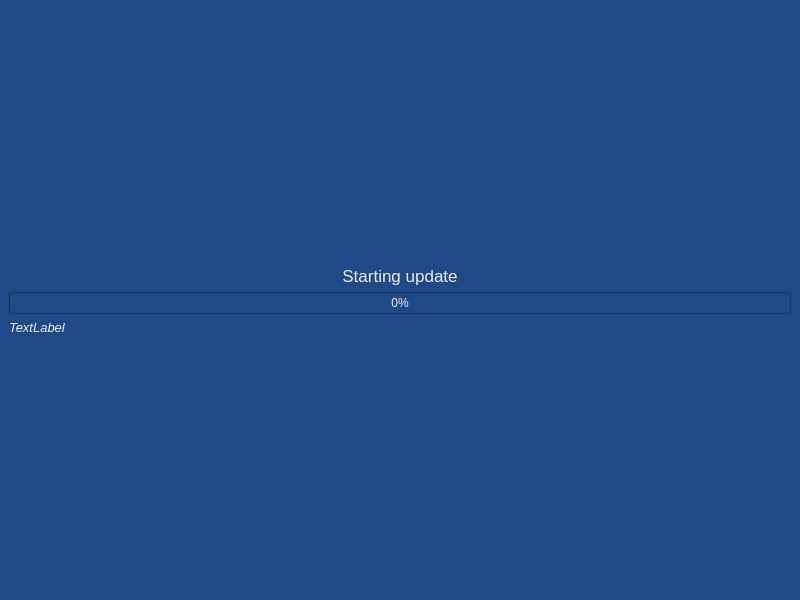
Before: the Qt Designer form mainwindow.ui in Micrified/swu, drawn with Qt 5.
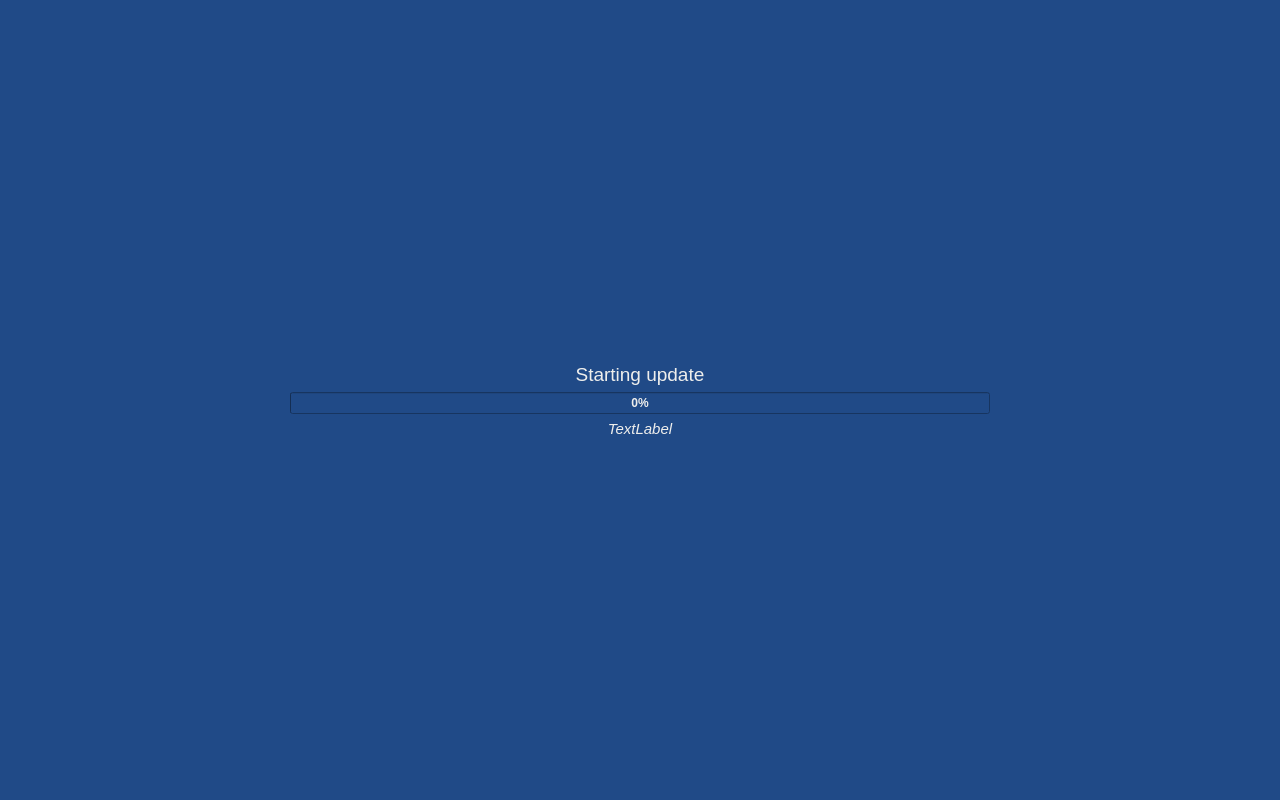
After: the same form once the commit is applied.

The edit to the form file:
```diff
--- a/mainwindow.ui
+++ b/mainwindow.ui
@@ -6,8 +6,8 @@
    <rect>
     <x>0</x>
     <y>0</y>
-    <width>800</width>
-    <height>600</height>
+    <width>1280</width>
+    <height>800</height>
    </rect>
   </property>
   <property name="palette">
@@ -232,7 +232,7 @@
       <property name="font">
        <font>
         <family>Ubuntu</family>
-        <pointsize>13</pointsize>
+        <pointsize>14</pointsize>
         <weight>50</weight>
         <bold>false</bold>
        </font>
@@ -245,8 +245,26 @@
       </property>
      </widget>
     </item>
-    <item>
+    <item alignment="Qt::AlignHCenter">
      <widget class="QProgressBar" name="progressBar">
+      <property name="minimumSize">
+       <size>
+        <width>700</width>
+        <height>0</height>
+       </size>
+      </property>
+      <property name="maximumSize">
+       <size>
+        <width>700</width>
+        <height>16777215</height>
+       </size>
+      </property>
+      <property name="font">
+       <font>
+        <weight>75</weight>
+        <bold>true</bold>
+       </font>
+      </property>
       <property name="value">
        <number>0</number>
       </property>
@@ -374,7 +392,7 @@
       </property>
       <property name="font">
        <font>
-        <pointsize>10</pointsize>
+        <pointsize>11</pointsize>
         <weight>50</weight>
         <italic>true</italic>
         <bold>false</bold>
@@ -383,6 +401,9 @@
       <property name="text">
        <string>TextLabel</string>
       </property>
+      <property name="alignment">
+       <set>Qt::AlignCenter</set>
+      </property>
      </widget>
     </item>
     <item>
```
